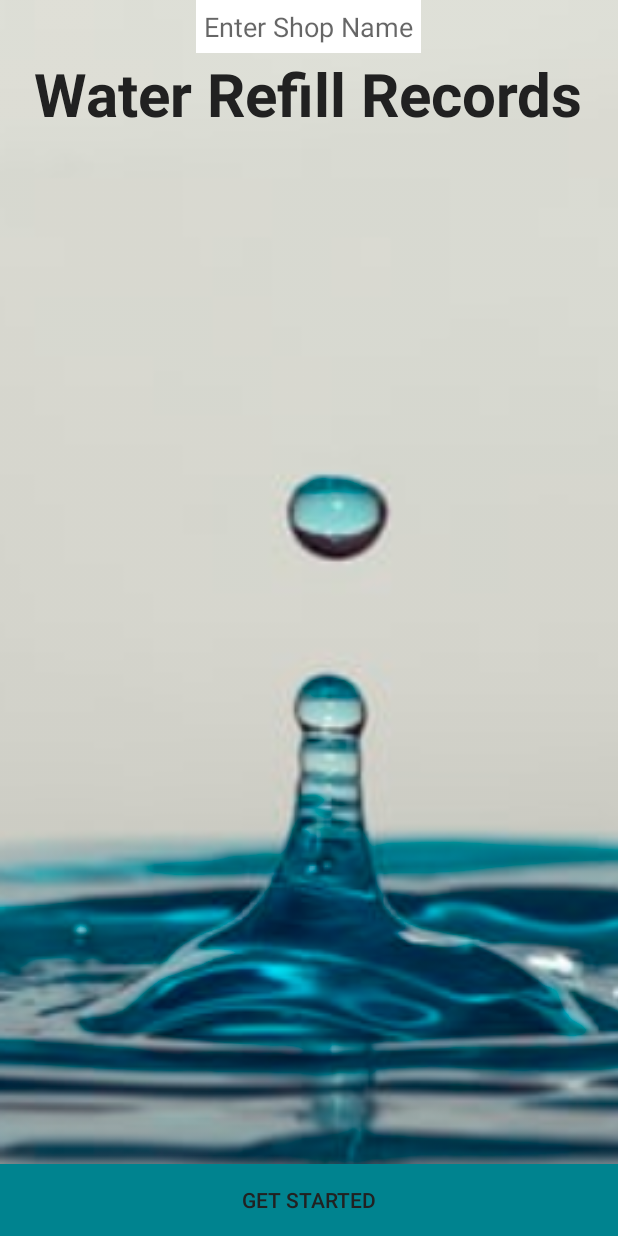
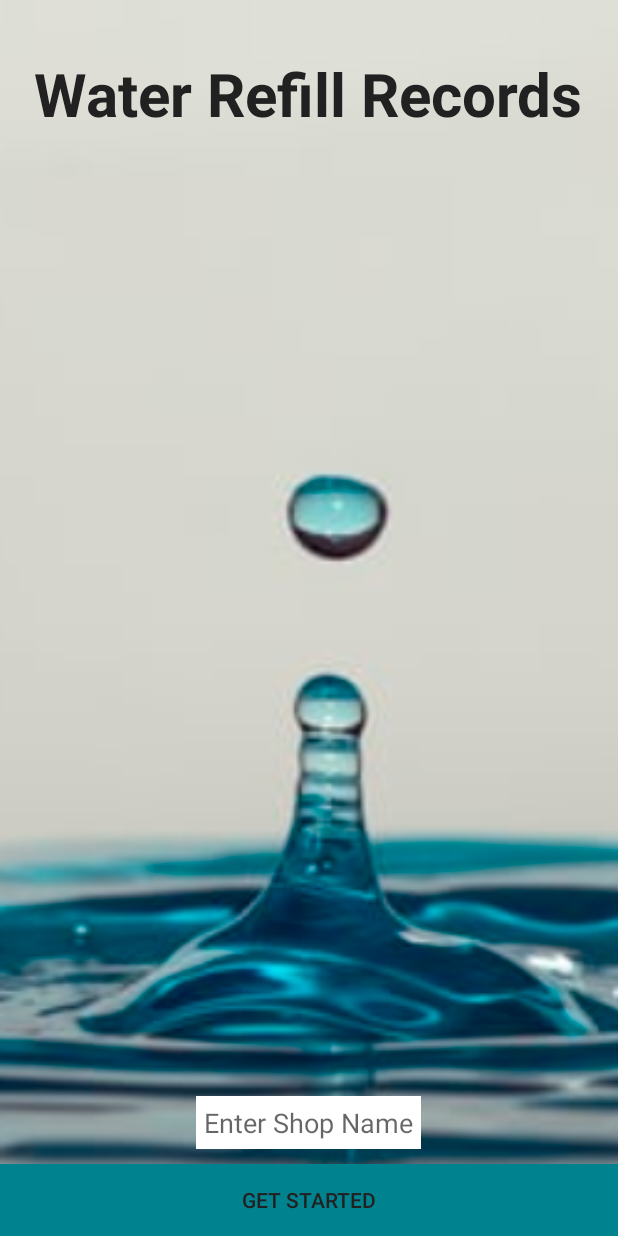
Before and after one commit to clarelimo/Water-Records, an Android app: the screen it shows after launch (MainActivity), after a tap on "GET STARTED", on a phone screen of 412 x 824 dp. Run offline under Robolectric (Android 15) with nearby library versions, the phone set to English and light mode, and no system bars; our stand-ins replace ButterKnife; Roboto replaces fonts that are not available here.

Commit message:
dates added

```diff
--- a/app/src/main/java/com/moringaschool/waterrefillrecords/MainActivity.java
+++ b/app/src/main/java/com/moringaschool/waterrefillrecords/MainActivity.java
@@ -29,7 +29,7 @@ public class MainActivity extends AppCompatActivity {
             public void onClick(View v){
                 String location = mShopNameEditText.getText().toString();
                 Intent intent = new Intent(MainActivity.this, SalesActivity.class);
-                intent.putExtra("shop name", location);
+                intent.putExtra("shopName", location);
                 startActivity(intent);
             }
         });
--- a/app/src/main/java/com/moringaschool/waterrefillrecords/SalesActivity.java
+++ b/app/src/main/java/com/moringaschool/waterrefillrecords/SalesActivity.java
@@ -11,13 +11,16 @@ import butterknife.ButterKnife;
 
 public class SalesActivity extends AppCompatActivity {
     @BindView(R.id.shopNameTextView)TextView mShopNameTextView;
+    protected String[] daysOfTheWeek = {"Mon 1st","Tue 2nd", "Wed 3rd", "Thur 4th", "Fri 5th", "Sat 6th", "Sun 7th"};
+
     @Override
     protected void onCreate(Bundle savedInstanceState) {
         super.onCreate(savedInstanceState);
         setContentView(R.layout.activity_sales);
         ButterKnife.bind(this);
+
         Intent intent = getIntent();
-        String shop_name = intent.getStringExtra("shop name");
+        String shop_name = intent.getStringExtra("shopName");
         mShopNameTextView.setText("This Week's Sales for: " + shop_name+ " Shop");
     }
 }
--- a/app/src/main/res/layout/activity_main.xml
+++ b/app/src/main/res/layout/activity_main.xml
@@ -29,7 +29,7 @@
         android:layout_height="wrap_content"
         android:id="@+id/shopNameEditText"
         android:background="@color/colorTextIcons"
-        android:layout_above="@+id/findRestaurantsButton"
+        android:layout_above="@+id/getStartedButton"
         android:layout_marginBottom="10dp"
         android:padding="5dp"
         android:hint="Enter Shop Name"
```
